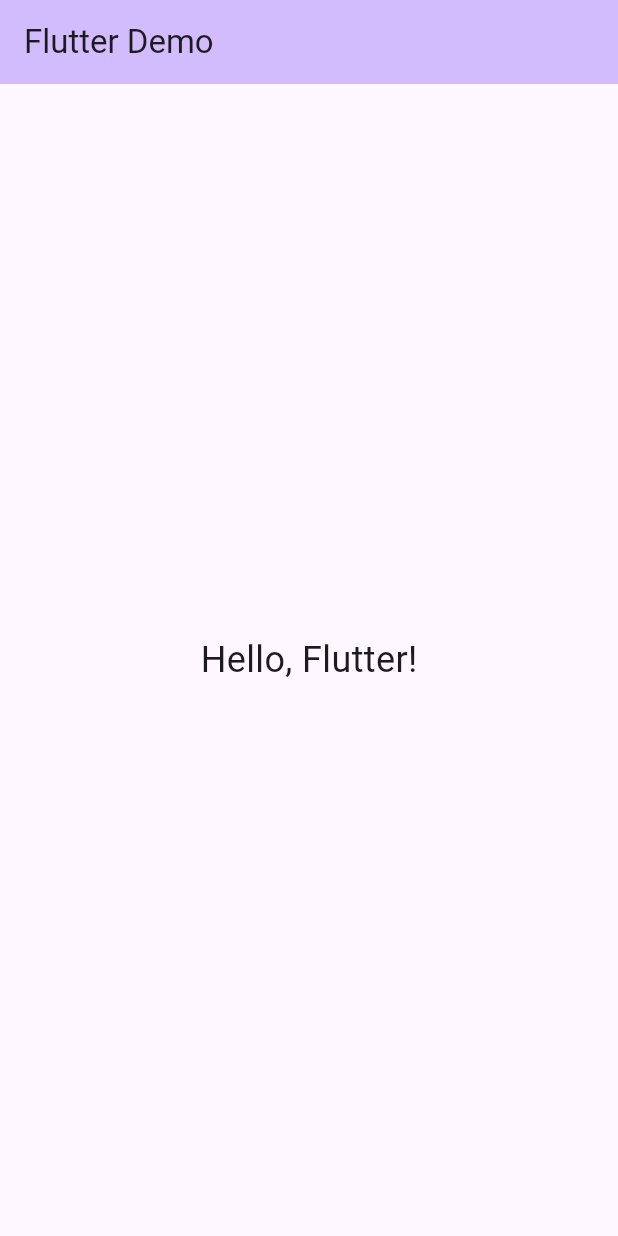
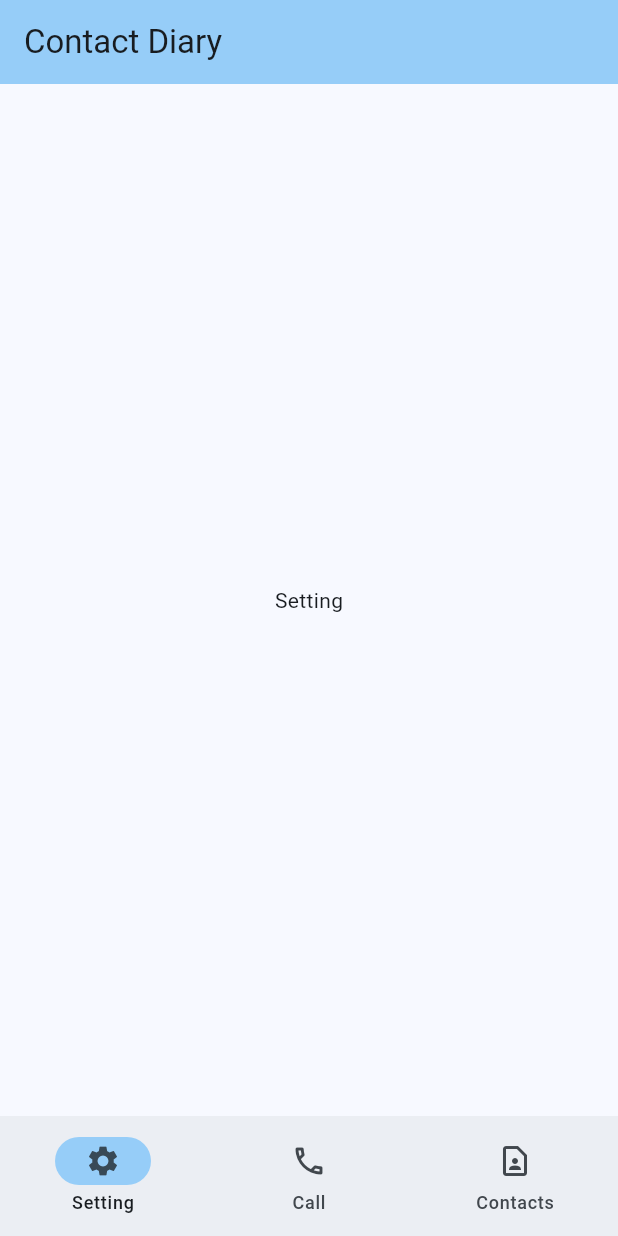
Before and after one commit to amplify-tech/diary, a Flutter app: the screen it shows after launch, on a phone screen of 412 x 824 dp. Run offline on Flutter 3.47's test engine with Material 3 defaults, Android fonts, the phone set to English and light mode, and no system bars; missing offline and left inert: call_log, flutter_phone_direct_caller.

Commit message:
working: call log working

```diff
--- a/diary/lib/main.dart
+++ b/diary/lib/main.dart
@@ -1,41 +1,22 @@
 import 'package:flutter/material.dart';
+import 'package:diary/widgets/common/contact_navigation.dart';
 
 void main() {
-  runApp(const MyApp());
+  runApp(const App());
 }
 
-class MyApp extends StatelessWidget {
-  const MyApp({super.key});
+class App extends StatelessWidget {
+  const App({super.key});
 
   @override
   Widget build(BuildContext context) {
     return MaterialApp(
-      title: 'Flutter App',
+      title: 'Contact Diary',
       theme: ThemeData(
-        colorScheme: ColorScheme.fromSeed(seedColor: Colors.deepPurple),
+        colorScheme: ColorScheme.fromSeed(seedColor: Colors.lightBlue),
         useMaterial3: true,
       ),
-      home: const MyHomePage(),
+      home: const ContactNavigation(),
     );
   }
 }
-
-class MyHomePage extends StatelessWidget {
-  const MyHomePage({super.key});
-
-  @override
-  Widget build(BuildContext context) {
-    return Scaffold(
-      appBar: AppBar(
-        title: const Text('Flutter Demo'),
-        backgroundColor: Theme.of(context).colorScheme.inversePrimary,
-      ),
-      body: const Center(
-        child: Text(
-          'Hello, Flutter!',
-          style: TextStyle(fontSize: 24.0),
-        ),
-      ),
-    );
-  }
-}
--- /dev/null
+++ b/diary/lib/widgets/common/contact_navigation.dart
@@ -0,0 +1,54 @@
+import 'package:flutter/material.dart';
+import 'package:diary/screens/call_log_screen.dart';
+
+class ContactNavigation extends StatefulWidget {
+  const ContactNavigation({super.key});
+
+  @override
+  State<ContactNavigation> createState() => _ContactNavigationState();
+}
+
+class _ContactNavigationState extends State<ContactNavigation> {
+  int currentPageIndex = 0;
+
+  @override
+  Widget build(BuildContext context) {
+    return Scaffold(
+      appBar: AppBar(
+        title: const Text('Contact Diary'),
+        backgroundColor: Theme.of(context).colorScheme.inversePrimary,
+      ),
+      bottomNavigationBar: NavigationBar(
+        onDestinationSelected: (int index) {
+          setState(() {
+            currentPageIndex = index;
+          });
+        },
+        indicatorColor: Theme.of(context).colorScheme.inversePrimary,
+        selectedIndex: currentPageIndex,
+        destinations: const <Widget>[
+          NavigationDestination(
+            selectedIcon: Icon(Icons.settings),
+            icon: Icon(Icons.settings_outlined),
+            label: 'Setting',
+          ),
+          NavigationDestination(
+            selectedIcon: Icon(Icons.call_rounded),
+            icon: Icon(Icons.call_outlined),
+            label: 'Call',
+          ),
+          NavigationDestination(
+            selectedIcon: Icon(Icons.contact_page_rounded),
+            icon: Icon(Icons.contact_page_outlined),
+            label: 'Contacts',
+          ),
+        ],
+      ),
+      body: <Widget>[
+        const Center(child: Text('Setting')),
+        const CallLogScreen(),
+        const Center(child: Text('Contacts')),
+      ][currentPageIndex],
+    );
+  }
+}
--- a/diary/pubspec.yaml
+++ b/diary/pubspec.yaml
@@ -12,6 +12,12 @@ dependencies:
   flutter:
     sdk: flutter
   dependency_validator: ^3.2.3
+  call_log: ^4.0.0
+  intl: ^0.19.0
+  flutter_phone_direct_caller: ^2.1.1
+  url_launcher: ^6.2.6
+
+
 
 dev_dependencies:
   flutter_lints: ^3.0.0
```
Also changed, not shown: diary/lib/screens/call_log_screen.dart (added, +101 -0 lines), diary/lib/widgets/extra.dart (added), diary/pubspec.lock, 1 other file.
